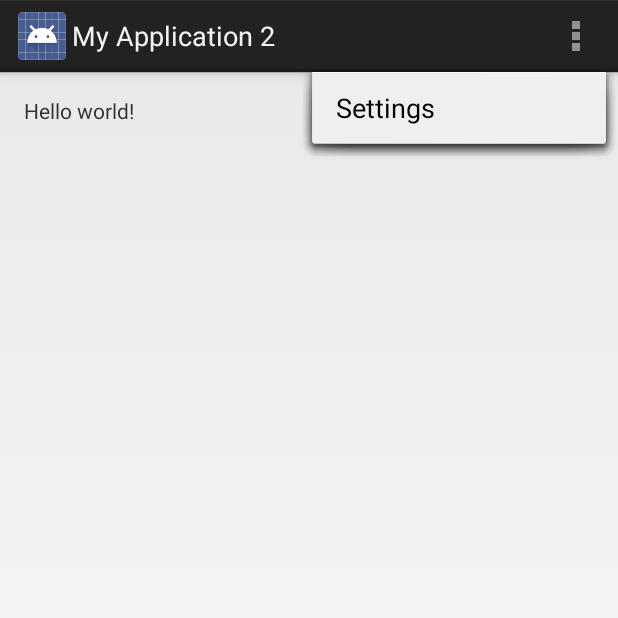
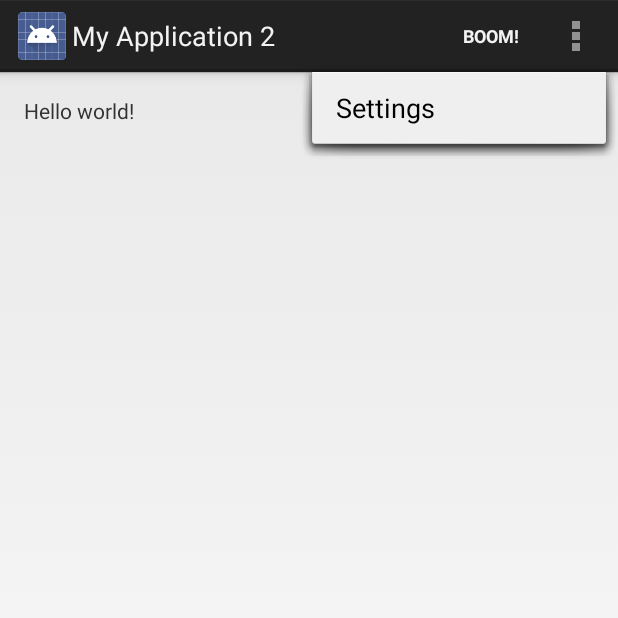
Before and after one commit to MobileProto2014/Android-Lab-2, an Android app: the screen it shows after launch (MainActivity), with the options menu open, on a phone screen of 412 x 824 dp, the top half of it. Run offline under Robolectric (Android 15) with nearby library versions, the phone set to English and light mode, and no system bars.

Commit message:
Added boom item!

```diff
--- a/app/src/main/res/menu/main.xml
+++ b/app/src/main/res/menu/main.xml
@@ -5,4 +5,8 @@
         android:title="@string/action_settings"
         android:orderInCategory="100"
         android:showAsAction="never" />
+    <item android:id="@+id/menu_blowUp"
+        android:title="@string/menu_boom"
+        android:orderInCategory="100"
+        android:showAsAction="always"/>
 </menu>
```
